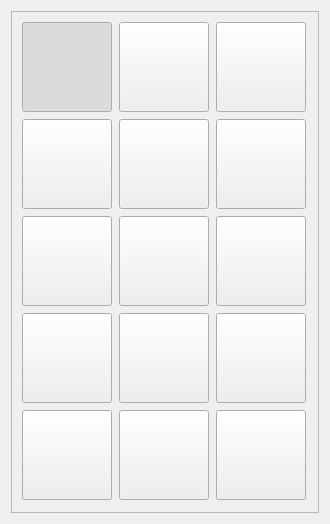
Above: frameworks/runtime-src/proj.win32QT/res/ui/ButtonPanel.ui from Kanaykin/BinaryLand before the change. Below: the same form after it.
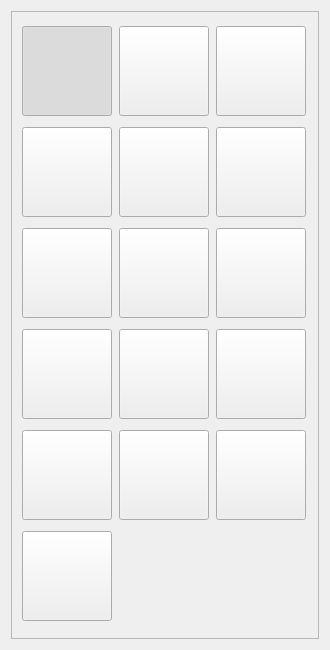
That is the form after the change.

Commit message: refs #72 tornado in editor

Patch:
```diff
--- a/frameworks/runtime-src/proj.win32QT/res/ui/ButtonPanel.ui
+++ b/frameworks/runtime-src/proj.win32QT/res/ui/ButtonPanel.ui
@@ -7,7 +7,7 @@
     <x>0</x>
     <y>0</y>
     <width>330</width>
-    <height>524</height>
+    <height>650</height>
    </rect>
   </property>
   <property name="windowTitle">
@@ -446,6 +446,28 @@
         </property>
        </widget>
       </item>
+      <item row="6" column="0">
+       <widget class="QPushButton" name="tornadoButton">
+        <property name="minimumSize">
+         <size>
+          <width>90</width>
+          <height>90</height>
+         </size>
+        </property>
+        <property name="text">
+         <string/>
+        </property>
+        <property name="iconSize">
+         <size>
+          <width>80</width>
+          <height>80</height>
+         </size>
+        </property>
+        <property name="checkable">
+         <bool>true</bool>
+        </property>
+       </widget>
+      </item>
      </layout>
     </widget>
    </item>
```
The commit also changes 14 other files.
